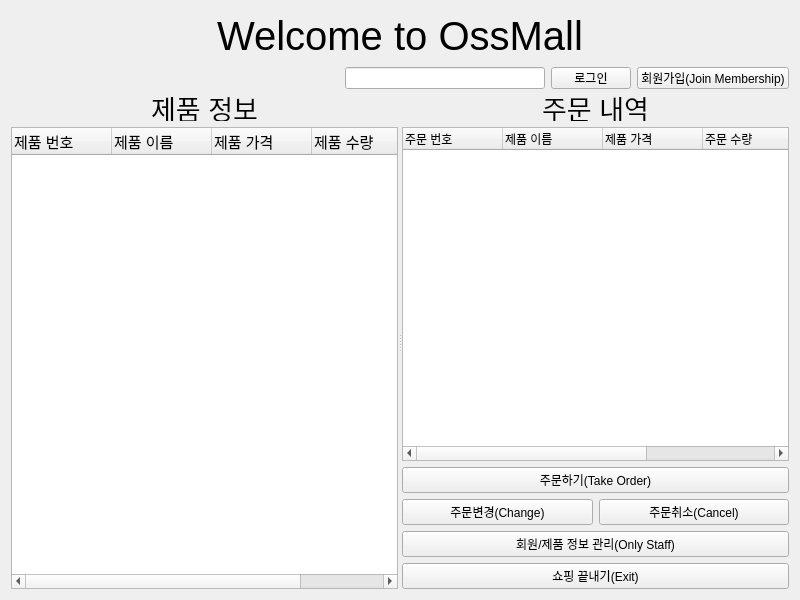
The window that shoppingmanager.ui (YJinPort/Qt_project) describes before a commit, drawn with Qt 5.
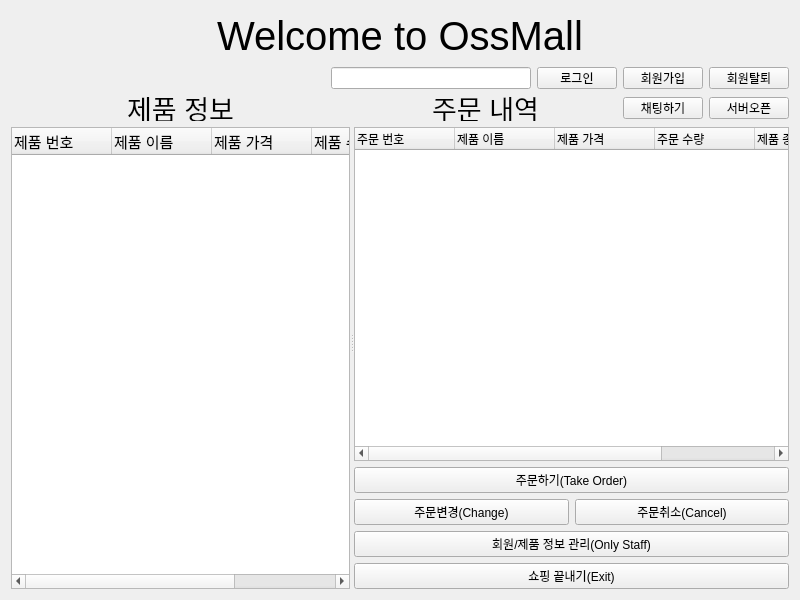
The same window after the commit.

Patch:
```diff
--- a/shoppingmanager.ui
+++ b/shoppingmanager.ui
@@ -13,10 +13,10 @@
   <property name="windowTitle">
    <string>Form</string>
   </property>
-  <layout class="QVBoxLayout" name="verticalLayout_5">
-   <item>
     <layout class="QVBoxLayout" name="verticalLayout_4">
      <item>
+    <layout class="QVBoxLayout" name="verticalLayout_3">
+     <item>
       <layout class="QHBoxLayout" name="horizontalLayout_3">
        <item>
         <spacer name="horizontalSpacer_3">
@@ -114,7 +114,20 @@
           </size>
          </property>
          <property name="text">
-          <string>회원가입(Join Membership)</string>
+          <string>회원가입</string>
+         </property>
+        </widget>
+       </item>
+       <item>
+        <widget class="QPushButton" name="pushButton_9">
+         <property name="maximumSize">
+          <size>
+           <width>16777215</width>
+           <height>22</height>
+          </size>
+         </property>
+         <property name="text">
+          <string>회원탈퇴</string>
          </property>
         </widget>
        </item>
@@ -126,7 +139,25 @@
         <enum>Qt::Horizontal</enum>
        </property>
        <widget class="QWidget" name="layoutWidget">
-        <layout class="QVBoxLayout" name="verticalLayout_3">
+        <layout class="QVBoxLayout" name="verticalLayout_2">
+         <item>
+          <layout class="QHBoxLayout" name="horizontalLayout_5">
+           <item>
+            <spacer name="horizontalSpacer_7">
+             <property name="orientation">
+              <enum>Qt::Horizontal</enum>
+             </property>
+             <property name="sizeType">
+              <enum>QSizePolicy::MinimumExpanding</enum>
+             </property>
+             <property name="sizeHint" stdset="0">
+              <size>
+               <width>40</width>
+               <height>20</height>
+              </size>
+             </property>
+            </spacer>
+           </item>
          <item>
           <widget class="QLabel" name="label_3">
            <property name="maximumSize">
@@ -149,6 +180,24 @@
           </widget>
          </item>
          <item>
+            <spacer name="horizontalSpacer_6">
+             <property name="orientation">
+              <enum>Qt::Horizontal</enum>
+             </property>
+             <property name="sizeType">
+              <enum>QSizePolicy::MinimumExpanding</enum>
+             </property>
+             <property name="sizeHint" stdset="0">
+              <size>
+               <width>40</width>
+               <height>20</height>
+              </size>
+             </property>
+            </spacer>
+           </item>
+          </layout>
+         </item>
+         <item>
           <widget class="QTreeWidget" name="treeWidget">
            <property name="font">
             <font>
@@ -203,7 +252,25 @@
         </layout>
        </widget>
        <widget class="QWidget" name="layoutWidget">
-        <layout class="QVBoxLayout" name="verticalLayout_2">
+        <layout class="QVBoxLayout" name="verticalLayout">
+         <item>
+          <layout class="QHBoxLayout" name="horizontalLayout_2">
+           <item>
+            <spacer name="horizontalSpacer_4">
+             <property name="orientation">
+              <enum>Qt::Horizontal</enum>
+             </property>
+             <property name="sizeType">
+              <enum>QSizePolicy::MinimumExpanding</enum>
+             </property>
+             <property name="sizeHint" stdset="0">
+              <size>
+               <width>40</width>
+               <height>20</height>
+              </size>
+             </property>
+            </spacer>
+           </item>
          <item>
           <widget class="QLabel" name="label_2">
            <property name="maximumSize">
@@ -224,6 +291,50 @@
             <set>Qt::AlignCenter</set>
            </property>
           </widget>
+           </item>
+           <item>
+            <spacer name="horizontalSpacer_5">
+             <property name="orientation">
+              <enum>Qt::Horizontal</enum>
+             </property>
+             <property name="sizeType">
+              <enum>QSizePolicy::MinimumExpanding</enum>
+             </property>
+             <property name="sizeHint" stdset="0">
+              <size>
+               <width>10</width>
+               <height>20</height>
+              </size>
+             </property>
+            </spacer>
+           </item>
+           <item>
+            <widget class="QPushButton" name="pushButton_8">
+             <property name="maximumSize">
+              <size>
+               <width>80</width>
+               <height>22</height>
+              </size>
+             </property>
+             <property name="text">
+              <string>채팅하기</string>
+             </property>
+            </widget>
+           </item>
+           <item>
+            <widget class="QPushButton" name="pushButton_10">
+             <property name="maximumSize">
+              <size>
+               <width>80</width>
+               <height>22</height>
+              </size>
+             </property>
+             <property name="text">
+              <string>서버오픈</string>
+             </property>
+            </widget>
+           </item>
+          </layout>
          </item>
          <item>
           <widget class="QTreeWidget" name="treeWidget_3">
```
Lines whose indentation alone changed are shown as unchanged.
